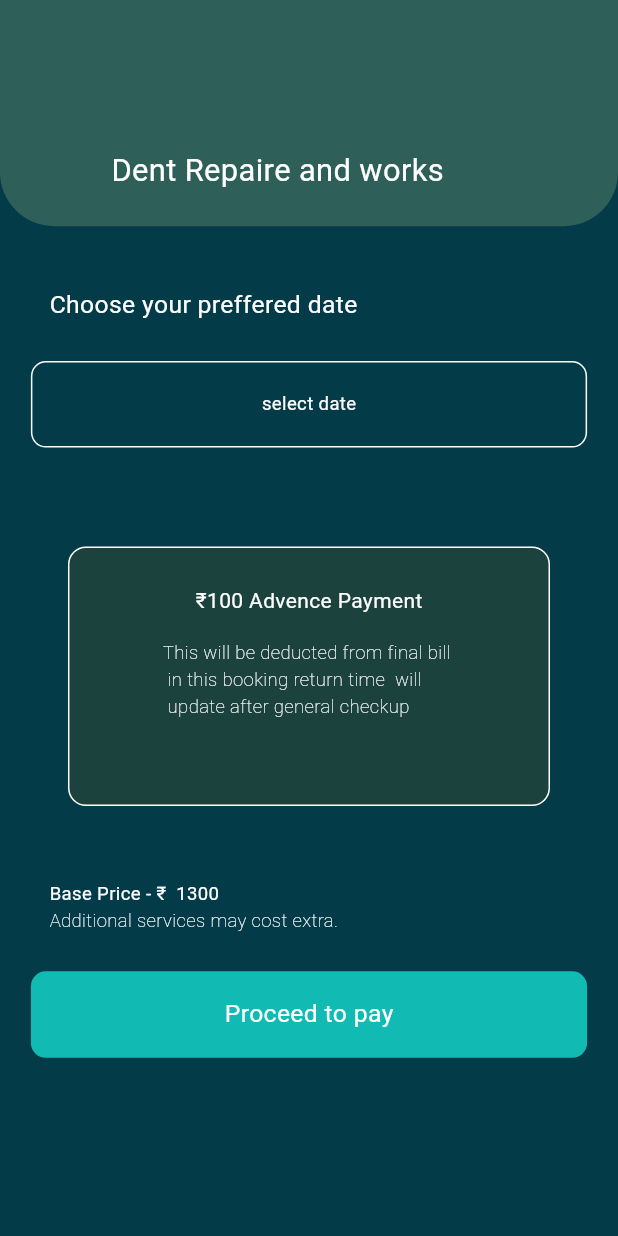
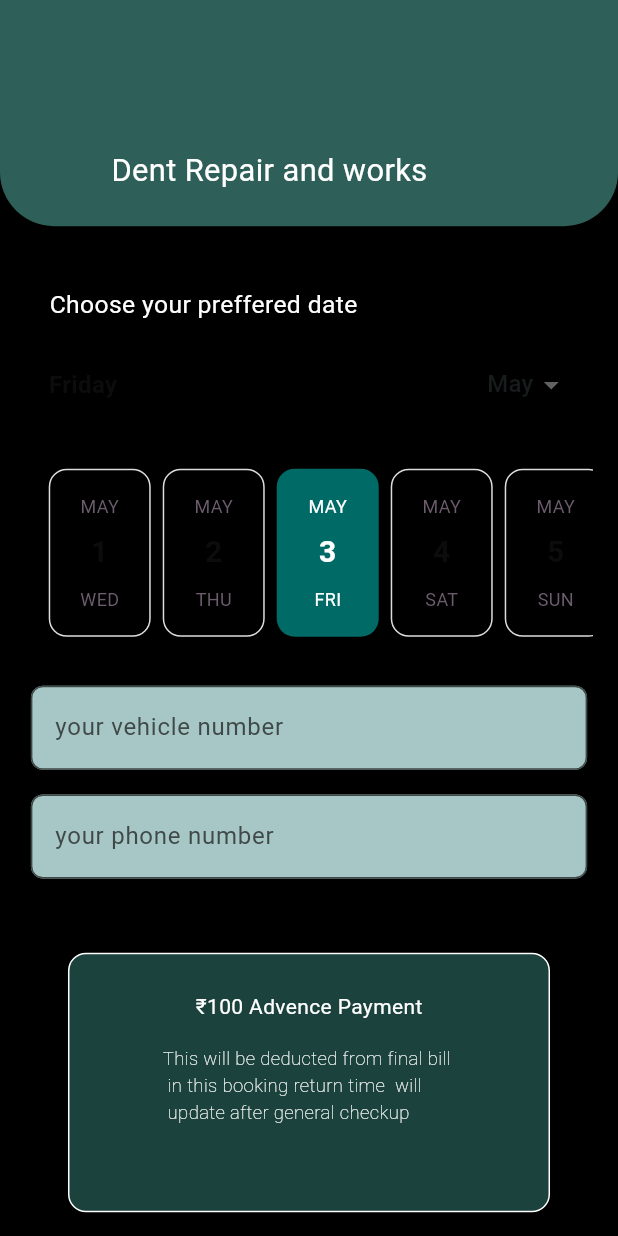
Before and after one commit to sayedadinan/vehicanich_user, a Flutter app: the BookingScreen screen opened directly, on a phone screen of 412 x 824 dp. Run offline on Flutter 3.47's test engine with Material 3 defaults, Android fonts, the phone set to English and light mode, and no system bars; drawn by our look-alikes of easy_date_timeline; our stand-ins replace bloc, cloud_firestore, firebase_auth, firebase_core, flutter_bloc, google_nav_bar and 2 more; missing offline and left inert: flutter_animated_loadingkit; accounts and stored records are empty.

Commit message:
completed thta seperation of details take that price and services aslo

```diff
--- a/lib/blocs/forgot_password_blocs/forgot_pass_bloc.dart
+++ b/lib/blocs/forgot_password_blocs/forgot_pass_bloc.dart
@@ -1,7 +1,7 @@
 import 'package:flutter_bloc/flutter_bloc.dart';
 import 'package:vehicanich/blocs/forgot_password_blocs/forgot_pass_event.dart';
 import 'package:vehicanich/blocs/forgot_password_blocs/forgot_pass_state.dart';
-import 'package:vehicanich/repositories/forgot_password.dart';
+import 'package:vehicanich/data/repositories/forgot_password.dart';
 
 class ForgotBloc extends Bloc<ForgotButtonEvent, ForgotButtonState> {
   ForgotBloc() : super(InitialForgotstage()) {
--- a/lib/blocs/sign_up_blocs/sign_up_bloc.dart
+++ b/lib/blocs/sign_up_blocs/sign_up_bloc.dart
@@ -1,7 +1,7 @@
 import 'package:firebase_auth/firebase_auth.dart';
 import 'package:flutter_bloc/flutter_bloc.dart';
 import 'package:vehicanich/models/user_model.dart';
-import 'package:vehicanich/repositories/user_repositery.dart';
+import 'package:vehicanich/data/repositories/user_repositery.dart';
 import 'package:vehicanich/services/firebase_auth_implementation/firebase_auth_service.dart';
 part 'sign_up_event.dart';
 part 'sign_up_state.dart';
--- a/lib/blocs/user_details_blocs/user_detail_bloc.dart
+++ b/lib/blocs/user_details_blocs/user_detail_bloc.dart
@@ -1,6 +1,6 @@
 import 'package:flutter_bloc/flutter_bloc.dart';
 import 'package:vehicanich/models/user_model.dart';
-import 'package:vehicanich/repositories/user_repositery.dart';
+import 'package:vehicanich/data/repositories/user_repositery.dart';
 part 'user_details_event.dart';
 part 'user_details_state.dart';
 
--- a/lib/blocs/user_updation_blocs/user_updation_bloc.dart
+++ b/lib/blocs/user_updation_blocs/user_updation_bloc.dart
@@ -1,6 +1,6 @@
 import 'package:flutter_bloc/flutter_bloc.dart';
 import 'package:vehicanich/models/user_model.dart';
-import 'package:vehicanich/repositories/user_repositery.dart';
+import 'package:vehicanich/data/repositories/user_repositery.dart';
 part 'user_updation_event.dart';
 part 'user_updation_state.dart';
 
--- a/lib/main.dart
+++ b/lib/main.dart
@@ -2,6 +2,7 @@ import 'package:firebase_auth/firebase_auth.dart';
 import 'package:firebase_core/firebase_core.dart';
 import 'package:flutter/material.dart';
 import 'package:flutter_bloc/flutter_bloc.dart';
+import 'package:vehicanich/blocs/body_main_service/bloc/body_maintaince_bloc.dart';
 import 'package:vehicanich/blocs/bottom_nav_blocs/bottom_nav_bloc.dart';
 import 'package:vehicanich/blocs/forgot_password_blocs/forgot_pass_bloc.dart';
 import 'package:vehicanich/blocs/login_bloc/login_bloc.dart';
@@ -27,6 +28,7 @@ void main() async {
     BlocProvider(create: (context) => ForgotBloc()),
     BlocProvider(create: (context) => UserDetailsBloc()),
     BlocProvider(create: (context) => UserDetailsUpdationBloc()),
+    BlocProvider(create: (context) => BodyMaintainceBloc()),
   ], child: const MyApp()));
 }
 
--- a/lib/screens/booking_screen.dart/booking_screen.dart
+++ b/lib/screens/booking_screen.dart/booking_screen.dart
@@ -1,7 +1,9 @@
+import 'package:easy_date_timeline/easy_date_timeline.dart';
 import 'package:flutter/material.dart';
 import 'package:vehicanich/utils/app_colors.dart';
 import 'package:vehicanich/utils/app_custom_appbar.dart';
 import 'package:vehicanich/utils/app_custom_button.dart';
+import 'package:vehicanich/utils/app_textfields.dart';
 import 'package:vehicanich/utils/mediaquery.dart';
 import 'package:vehicanich/widgets/details_widget/custom_text.dart';
 import 'package:vehicanich/widgets/details_widget/details_text.dart';
@@ -17,37 +19,32 @@ class BookingScreen extends StatelessWidget {
         preferredSize: Size(
             double.infinity, Mymediaquery().mediaqueryheight(0.183, context)),
         child: const CustomAppbar(
-          appbartext: 'Dent Repaire and works',
+          appbartext: 'Dent Repair and works',
         ),
       ),
-      body: Column(
+      body: SingleChildScrollView(
+        child: Column(
           children: [
             SizedBox(height: Mymediaquery().mediaqueryheight(0.05, context)),
             const CustomizedText(text: detailspagestatictext),
+            SizedBox(height: Mymediaquery().mediaqueryheight(0.02, context)),
+
+            ///here i want to use that calender
+            Padding(
+              padding: EdgeInsets.only(
+                  left: Mymediaquery().mediaquerywidth(0.04, context),
+                  right: Mymediaquery().mediaquerywidth(0.04, context)),
+              child: EasyDateTimeLine(
+                initialDate: DateTime.now(),
+                onDateChange: (selectedDate) {
+                  // Handle selected date change here
+                },
+              ),
+            ),
             SizedBox(height: Mymediaquery().mediaqueryheight(0.03, context)),
-          CustomButton(
-              bordercolor: Myappallcolor().colorwhite,
-              color: Colors.transparent,
-              function: () {},
-              text: detailspagedatecontainer,
-              fontSize: Mymediaquery().mediaquerywidth(0.03, context),
-              buttontextcolor: Myappallcolor().colorwhite),
+            const Inputfield(hinttext: 'your vehicle number'),
             SizedBox(height: Mymediaquery().mediaqueryheight(0.02, context)),
-          // CustomButton(
-          //     bordercolor: Myappallcolor().colorwhite,
-          //     color: Colors.transparent,
-          //     function: () {},
-          //     text: detailsmorningbooking,
-          //     fontSize: Mymediaquery().mediaquerywidth(0.03, context),
-          //     buttontextcolor: Myappallcolor().colorwhite),
-          // SizedBox(height: Mymediaquery().mediaqueryheight(0.02, context)),
-          // CustomButton(
-          //     bordercolor: Myappallcolor().colorwhite,
-          //     color: Colors.transparent,
-          //     function: () {},
-          //     text: detailspageafternoonbooking,
-          //     fontSize: Mymediaquery().mediaquerywidth(0.03, context),
-          //     buttontextcolor: Myappallcolor().colorwhite),
+            const Inputfield(hinttext: 'your phone number'),
             SizedBox(height: Mymediaquery().mediaqueryheight(0.06, context)),
             Container(
               decoration: BoxDecoration(
@@ -121,8 +118,10 @@ class BookingScreen extends StatelessWidget {
                 text: 'Proceed to pay',
                 fontSize: Mymediaquery().mediaquerywidth(0.04, context),
                 buttontextcolor: Myappallcolor().colorwhite,
-              bordercolor: Colors.transparent)
+                bordercolor: Colors.transparent),
+            SizedBox(height: Mymediaquery().mediaqueryheight(0.05, context)),
           ],
+        ),
       ),
     );
   }
--- a/lib/screens/home_screen/home_screens.dart
+++ b/lib/screens/home_screen/home_screens.dart
@@ -1,6 +1,6 @@
 import 'package:flutter/material.dart';
-import 'package:vehicanich/repositories/shop_details/shop_details_keys.dart';
-import 'package:vehicanich/repositories/shop_details/shop_repositery.dart';
+import 'package:vehicanich/data/repositories/shop_details/shop_details_keys.dart';
+import 'package:vehicanich/data/repositories/shop_details/shop_repositery.dart';
 // import 'package:vehicanich/screens/login_screen/login_screen.dart';
 import 'package:vehicanich/screens/shop_details_screen/details_page.dart';
 import 'package:vehicanich/services/firebase_auth_implementation/firebase_auth_service.dart';
--- a/lib/screens/login_screen/login_screen.dart
+++ b/lib/screens/login_screen/login_screen.dart
@@ -3,7 +3,6 @@ import 'package:flutter_bloc/flutter_bloc.dart';
 import 'package:vehicanich/blocs/login_bloc/login_bloc.dart';
 import 'package:vehicanich/screens/forgot_password/forgot_password.dart';
 import 'package:vehicanich/services/firebase_auth_implementation/firebase_auth_service.dart';
-import 'package:vehicanich/utils/app_custom_loader.dart';
 import 'package:vehicanich/utils/app_snackbar.dart';
 import 'package:vehicanich/utils/bottom_navigation/bottom_navigation.dart';
 import 'package:vehicanich/utils/app_colors.dart';
--- a/lib/utils/app_colors.dart
+++ b/lib/utils/app_colors.dart
@@ -27,14 +27,15 @@ class AppColor {
 final class Myappallcolor extends AppColor {
   Myappallcolor()
       : super(
+            appbackgroundcolor: Colors.black,
             bottomnavigationforcolor: const Color.fromARGB(0, 0, 0, 0),
             emergencybuttoncolor: const Color.fromARGB(255, 127, 28, 31),
             appbarbackgroundcolor: const Color.fromARGB(255, 46, 96, 89),
             colorblack: Colors.black,
             colorwhite: Colors.white,
-            appbackgroundcolor: const Color.fromARGB(255, 4, 59, 73),
+            // appbackgroundcolor: const Color.fromARGB(255, 4, 59, 73),
             textcolor: const Color.fromARGB(255, 167, 199, 198),
             buttonforgroundcolor: const Color.fromARGB(255, 17, 187, 180),
             listcontainer: const Color.fromARGB(255, 71, 100, 108),
-            detailspageboxcolor: Color.fromARGB(255, 27, 66, 60));
+            detailspageboxcolor: const Color.fromARGB(255, 27, 66, 60));
 }
--- a/lib/utils/app_custom_appbar.dart
+++ b/lib/utils/app_custom_appbar.dart
@@ -1,4 +1,3 @@
-import 'package:flutter/foundation.dart';
 import 'package:flutter/material.dart';
 import 'package:vehicanich/utils/app_colors.dart';
 import 'package:vehicanich/utils/mediaquery.dart';
```
Also changed, not shown: lib/blocs/body_main_service/bloc/body_maintaince_bloc.dart (added, +33 -0 lines), lib/blocs/body_main_service/bloc/body_maintaince_event.dart (added, +10 -0 lines), lib/blocs/body_main_service/bloc/body_maintaince_state.dart (added, +11 -0 lines), lib/data/repositories/body_maintain/body_maintain_repo.dart (added, +32 -0 lines), lib/data/repositories/shop_details/shop_repositery.dart (renamed from lib/repositories/shop_details/shop_repositery.dart, +14 -14 lines), lib/screens/shop_details_screen/details_page.dart (+57 -26 lines), lib/data/data_provider/shop_data.dart (renamed from lib/repositories/data_provider/shop_data.dart), lib/data/repositories/forgot_password.dart (renamed from lib/repositories/forgot_password.dart), lib/data/repositories/shop_details/shop_details_keys.dart (renamed from lib/repositories/shop_details/shop_details_keys.dart), lib/data/repositories/user_repositery.dart (renamed from lib/repositories/user_repositery.dart). Lines whose indentation alone changed are shown as unchanged.
